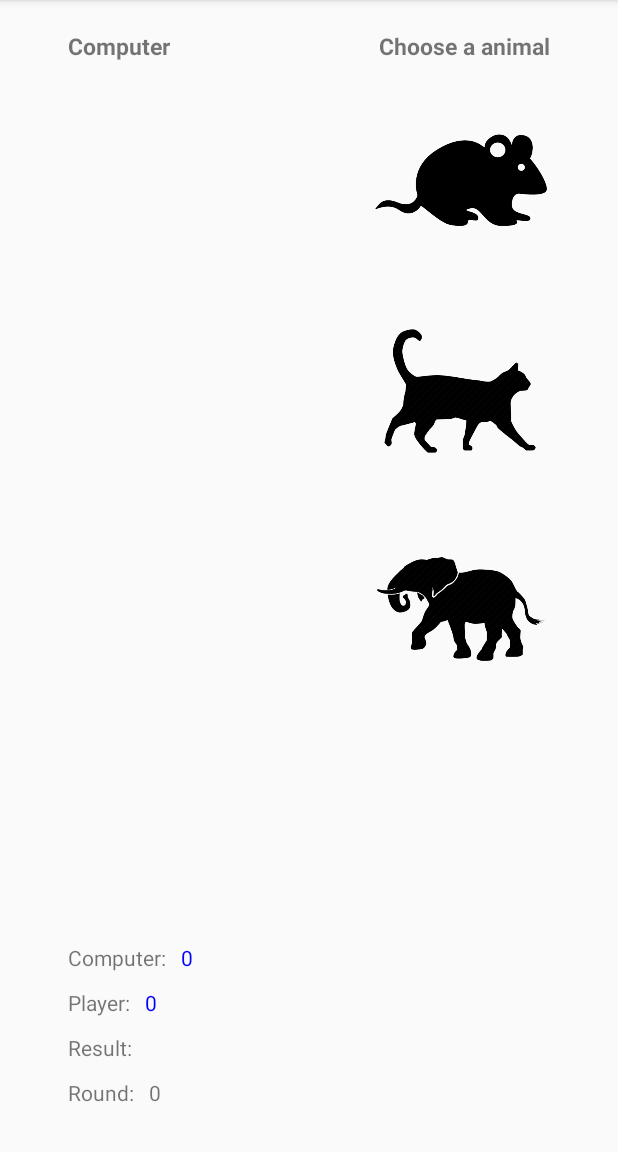
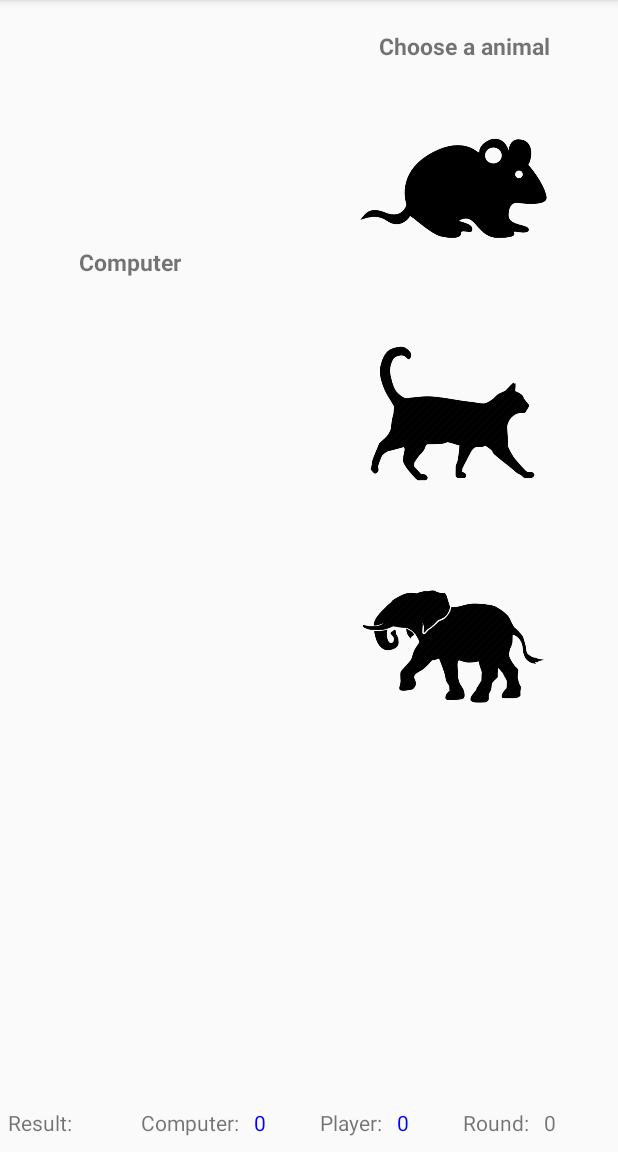
Before and after one commit to SN23/AnimalChomper, an Android app: the screen it shows after launch (MainActivity), on a phone screen of 412 x 824 dp, the part 84-1236 px from its top. Run offline under Robolectric (Android 15) with nearby library versions, the phone set to English and light mode, and no system bars; libraries missing offline, so code that uses them is left out: com.github.jinatonic.confetti.

Commit message:
changed layout

```diff
--- a/app/src/main/res/layout/activity_main.xml
+++ b/app/src/main/res/layout/activity_main.xml
@@ -8,8 +8,8 @@
 
     <ImageButton
         android:id="@+id/mouseBTN"
-        android:layout_width="120dp"
-        android:layout_height="120dp"
+        android:layout_width="130dp"
+        android:layout_height="130dp"
         android:layout_alignEnd="@+id/editText"
         android:layout_alignRight="@+id/editText"
         android:layout_below="@+id/editText"
@@ -18,8 +18,8 @@
 
     <ImageButton
         android:id="@+id/catBTN"
-        android:layout_width="120dp"
-        android:layout_height="120dp"
+        android:layout_width="130dp"
+        android:layout_height="130dp"
         android:layout_alignLeft="@+id/mouseBTN"
         android:layout_alignStart="@+id/mouseBTN"
         android:layout_below="@+id/mouseBTN"
@@ -28,8 +28,8 @@
 
     <ImageButton
         android:id="@+id/elephantBTN"
-        android:layout_width="120dp"
-        android:layout_height="120dp"
+        android:layout_width="130dp"
+        android:layout_height="130dp"
         android:layout_alignLeft="@+id/catBTN"
         android:layout_alignStart="@+id/catBTN"
         android:layout_below="@+id/catBTN"
@@ -54,108 +54,120 @@
         android:id="@+id/editText2"
         android:layout_width="wrap_content"
         android:layout_height="wrap_content"
-        android:layout_alignBottom="@+id/editText"
-        android:layout_alignParentLeft="true"
-        android:layout_alignParentStart="true"
-        android:layout_marginLeft="45dp"
+        android:layout_marginLeft="26dp"
         android:fontFamily="sans-serif"
         android:text="@string/computer"
         android:textSize="15sp"
-        android:textStyle="bold" />
+        android:textStyle="bold"
+        android:layout_marginStart="26dp"
+        android:layout_above="@+id/catBTN"
+        android:layout_alignLeft="@+id/cpuChoice"
+        android:layout_alignStart="@+id/cpuChoice" />
 
     <ImageView
         android:id="@+id/cpuChoice"
-        android:layout_width="120dp"
-        android:layout_height="120dp"
-        android:layout_alignLeft="@+id/editText2"
-        android:layout_alignStart="@+id/editText2"
-        android:layout_alignTop="@+id/catBTN" />
+        android:layout_width="130dp"
+        android:layout_height="130dp"
+        android:layout_alignTop="@+id/catBTN"
+        android:layout_alignLeft="@+id/linearLayout"
+        android:layout_alignStart="@+id/linearLayout"
+        android:layout_marginLeft="21dp"
+        android:layout_marginStart="21dp" />
+
+
+    <LinearLayout
+        android:layout_width="match_parent"
+        android:layout_height="wrap_content"
+        android:layout_alignParentBottom="true"
+        android:layout_marginBottom="10dp"
+        android:layout_marginLeft="5dp"
+        android:layout_marginRight="5dp"
+        android:id="@+id/linearLayout">
+
+        <LinearLayout
+            android:layout_width="wrap_content"
+            android:layout_height="wrap_content"
+            android:layout_weight="1">
+
+            <TextView
+                android:id="@+id/result"
+                android:layout_width="wrap_content"
+                android:layout_height="wrap_content"
+                android:fontFamily="sans-serif"
+                android:text="@string/result" />
+
+            <TextView
+                android:id="@+id/resultTV"
+                android:layout_width="wrap_content"
+                android:layout_height="wrap_content"
+                android:layout_marginLeft="10dp"
+                android:textColor="@color/result" />
+
+        </LinearLayout>
+
+        <LinearLayout
+            android:layout_width="wrap_content"
+            android:layout_height="wrap_content"
+            android:layout_weight="1">
 
             <TextView
                 android:id="@+id/cpuWins"
                 android:layout_width="wrap_content"
                 android:layout_height="wrap_content"
-        android:layout_alignBottom="@+id/elephantBTN"
                 android:layout_alignLeft="@+id/cpuChoice"
-        android:layout_alignParentBottom="true"
-        android:layout_alignStart="@+id/cpuChoice"
-        android:layout_marginBottom="120dp"
                 android:fontFamily="sans-serif"
                 android:text="@string/cpu" />
+
+            <TextView
+                android:id="@+id/cpuWinsTV"
+                android:layout_width="wrap_content"
+                android:layout_height="wrap_content"
+                android:layout_marginLeft="10dp"
+                android:textColor="@color/win" />
+
+        </LinearLayout>
+
+        <LinearLayout
+            android:layout_width="wrap_content"
+            android:layout_height="wrap_content"
+            android:layout_weight="1">
 
             <TextView
                 android:id="@+id/playerWins"
                 android:layout_width="wrap_content"
                 android:layout_height="wrap_content"
-        android:layout_alignBottom="@+id/elephantBTN"
-        android:layout_alignLeft="@+id/cpuChoice"
-        android:layout_alignParentBottom="true"
-        android:layout_alignStart="@+id/cpuChoice"
-        android:layout_marginBottom="90dp"
                 android:fontFamily="sans-serif"
                 android:text="@string/player" />
 
             <TextView
-        android:id="@+id/result"
+                android:id="@+id/playerWinsTV"
                 android:layout_width="wrap_content"
                 android:layout_height="wrap_content"
-        android:layout_alignBottom="@+id/elephantBTN"
-        android:layout_alignLeft="@+id/cpuChoice"
-        android:layout_alignParentBottom="true"
-        android:layout_alignStart="@+id/cpuChoice"
-        android:layout_marginBottom="60dp"
-        android:fontFamily="sans-serif"
-        android:text="@string/result" />
+                android:layout_marginLeft="10dp"
+                android:textColor="@color/win" />
+        </LinearLayout>
+
+
+        <LinearLayout
+            android:layout_width="wrap_content"
+            android:layout_height="wrap_content"
+            android:layout_weight="1">
 
             <TextView
                 android:id="@+id/round"
                 android:layout_width="wrap_content"
                 android:layout_height="wrap_content"
-        android:layout_alignBottom="@+id/elephantBTN"
-        android:layout_alignLeft="@+id/cpuChoice"
-        android:layout_alignParentBottom="true"
-        android:layout_alignStart="@+id/cpuChoice"
-        android:layout_marginBottom="30dp"
                 android:fontFamily="sans-serif"
                 android:text="@string/round" />
-
-    <TextView
-        android:id="@+id/resultTV"
-        android:layout_width="wrap_content"
-        android:layout_height="wrap_content"
-        android:layout_alignParentBottom="true"
-        android:layout_marginBottom="60dp"
-        android:layout_marginLeft="10dp"
-        android:layout_toRightOf="@id/result"
-        android:textColor="@color/result" />
 
             <TextView
                 android:id="@+id/roundTV"
                 android:layout_width="wrap_content"
                 android:layout_height="wrap_content"
-        android:layout_alignParentBottom="true"
-        android:layout_marginBottom="30dp"
-        android:layout_marginLeft="10dp"
-        android:layout_toRightOf="@id/round" />
+                android:layout_marginLeft="10dp" />
 
-    <TextView
-        android:id="@+id/playerWinsTV"
-        android:layout_width="wrap_content"
-        android:layout_height="wrap_content"
-        android:layout_alignParentBottom="true"
-        android:layout_marginBottom="90dp"
-        android:layout_marginLeft="10dp"
-        android:layout_toRightOf="@id/playerWins"
-        android:textColor="@color/win" />
+        </LinearLayout>
 
-    <TextView
-        android:id="@+id/cpuWinsTV"
-        android:layout_width="wrap_content"
-        android:layout_height="wrap_content"
-        android:layout_alignParentBottom="true"
-        android:layout_marginBottom="120dp"
-        android:layout_marginLeft="10dp"
-        android:layout_toRightOf="@id/cpuWins"
-        android:textColor="@color/win" />
+    </LinearLayout>
 
 </RelativeLayout>
```
Lines whose indentation alone changed are shown as unchanged.
